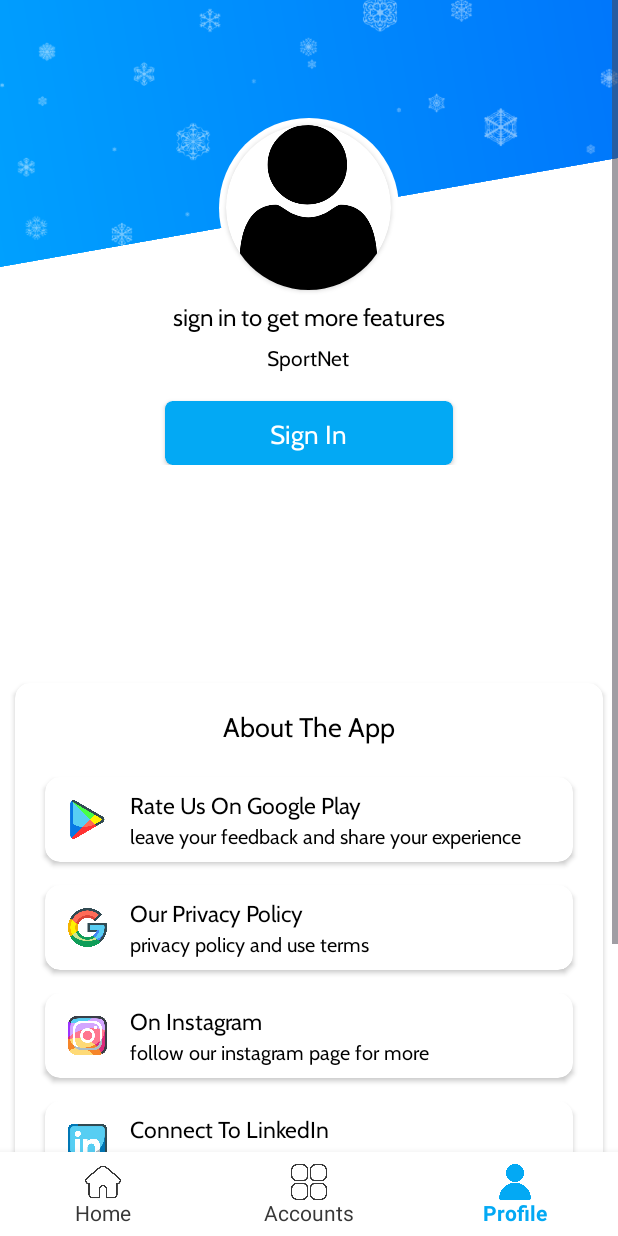
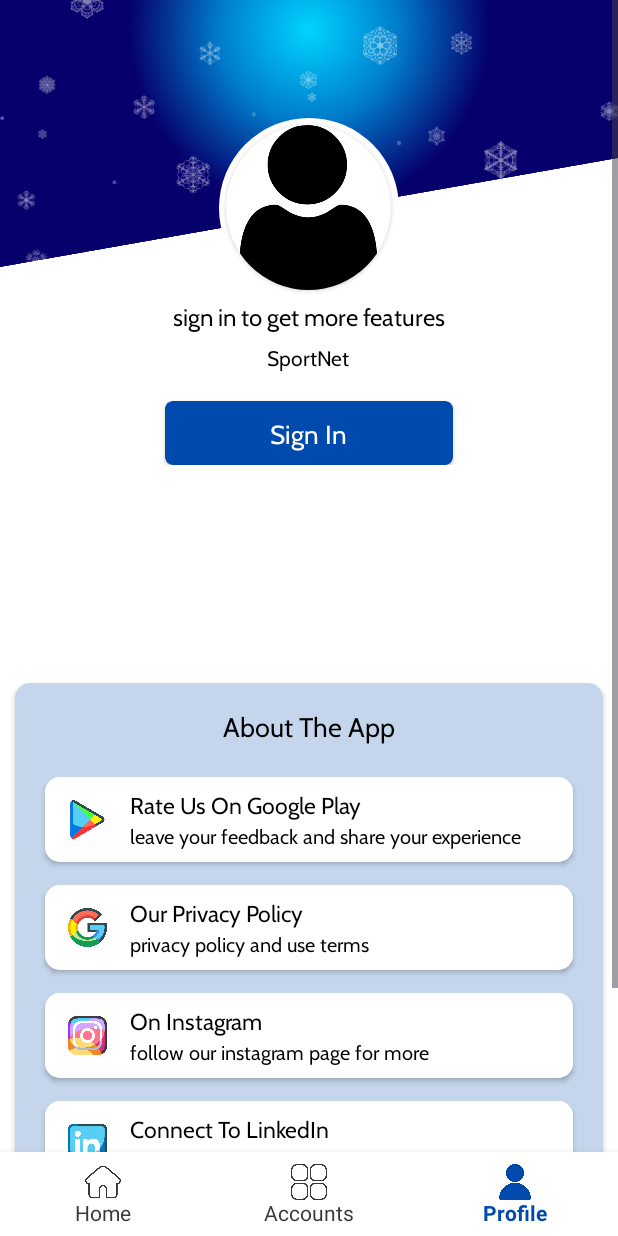
Before and after one commit to khaouitiabdelhakim/SportNet, an Android app: the screen it shows after launch (MainActivity), item 3 of the bottom bar chosen, on a phone screen of 412 x 824 dp. Run offline under Robolectric (Android 15) with nearby library versions, the phone set to English and light mode, and no system bars; our stand-ins replace Firebase (no records; nobody signed in at launch, a user with empty details on screens opened directly); pictures from the network do not load.

Commit message:
Change ColorIssue

```diff
--- a/app/src/main/res/drawable/blue_gradient.xml
+++ b/app/src/main/res/drawable/blue_gradient.xml
@@ -5,7 +5,13 @@
     <corners
         android:radius="12dp"/>
 
-    <gradient android:endColor="#2196F3"
-        android:startColor="#00F7FF"/>
-
+    <gradient
+        android:type="radial"
+        android:centerX="50%"
+        android:centerY="50%"
+        android:gradientRadius="50%"
+        android:startColor="#00D4FF"
+        android:centerColor="#007CCB"
+        android:endColor="#06006D"
+        android:angle="0"/>
 </shape>
--- a/app/src/main/res/layout/activity_comments.xml
+++ b/app/src/main/res/layout/activity_comments.xml
@@ -123,7 +123,7 @@
                 android:elevation="10dp"
                 android:layout_gravity="center"
                 android:layout_width="match_parent"
-                android:backgroundTint="#00BCD4"
+                android:backgroundTint="#004aad"
                 android:paddingBottom="10dp"
                 app:cardCornerRadius="5dp"
                 android:layout_marginHorizontal="100dp"
--- a/app/src/main/res/layout/activity_post.xml
+++ b/app/src/main/res/layout/activity_post.xml
@@ -161,6 +161,7 @@
                     android:layout_marginHorizontal="10dp"
                     android:layout_marginTop="5dp"
                     android:layout_width="0dp"
+                    android:backgroundTint="@color/white"
                     android:layout_height="wrap_content">
 
                     <LinearLayout
@@ -223,6 +224,7 @@
                     android:layout_marginHorizontal="10dp"
                     android:layout_marginTop="5dp"
                     android:layout_width="0dp"
+                    android:backgroundTint="@color/white"
                     android:layout_height="wrap_content">
 
                     <LinearLayout
@@ -288,7 +290,7 @@
                 android:elevation="10dp"
                 android:layout_gravity="center"
                 android:layout_width="match_parent"
-                android:backgroundTint="@color/primary"
+                android:backgroundTint="#004aad"
                 android:paddingBottom="10dp"
                 app:cardCornerRadius="5dp"
                 android:layout_marginHorizontal="100dp"
--- a/app/src/main/res/layout/fragment_profile.xml
+++ b/app/src/main/res/layout/fragment_profile.xml
@@ -26,134 +26,131 @@
                 <FrameLayout
                     android:layout_gravity="center"
                     android:rotation="-10"
-                    android:background="@drawable/purple_gradient"
+                    android:background="@drawable/blue_gradient"
                     android:layout_width="800dp"
                     android:layout_marginBottom="200dp"
                     android:layout_height="240dp"/>
 
 
                 <ImageView
+                    android:layout_width="match_parent"
+                    android:layout_height="243dp"
                     android:alpha="0.5"
                     android:scaleType="centerCrop"
                     android:src="@drawable/snow"
-                    app:tint="@color/white"
-                    android:layout_width="match_parent"
-                    android:layout_height="200dp"
-                    />
+                    app:tint="@color/white" />
 
                 <LinearLayout
-                    android:layout_marginBottom="25dp"
-                    android:layout_gravity="center"
-                    android:gravity="center"
                     android:layout_width="match_parent"
                     android:layout_height="wrap_content"
+                    android:layout_gravity="center"
+                    android:layout_marginBottom="25dp"
+                    android:gravity="center"
                     android:orientation="vertical"
                     android:paddingHorizontal="10dp">
 
                     <FrameLayout
                         android:layout_width="120dp"
-                        android:backgroundTint="@color/white"
+                        android:layout_height="120dp"
                         android:background="@drawable/corners_rounded"
-                        android:layout_height="120dp">
+                        android:backgroundTint="@color/white">
 
                         <androidx.cardview.widget.CardView
-                            android:elevation="0dp"
-                            app:cardCornerRadius="200dp"
+                            android:layout_width="110dp"
+                            android:layout_height="110dp"
                             android:layout_gravity="center"
                             android:layout_margin="10dp"
-                            android:layout_width="110dp"
+                            android:background="@drawable/corners_rounded"
                             android:backgroundTint="@color/white"
-                            android:background="@drawable/corners_rounded"
-                            android:layout_height="110dp">
+                            android:elevation="0dp"
+                            app:cardCornerRadius="200dp">
 
                             <ImageView
-                                android:src="@drawable/rounded_profile"
                                 android:id="@+id/profile"
-                                android:layout_gravity="center"
                                 android:layout_width="match_parent"
                                 android:layout_height="match_parent"
-                                />
+                                android:layout_gravity="center"
+                                android:src="@drawable/rounded_profile" />
 
                         </androidx.cardview.widget.CardView>
 
                     </FrameLayout>
+
                     <TextView
-                        android:singleLine="true"
-                        android:maxLines="1"
                         android:id="@+id/email"
                         android:layout_width="wrap_content"
                         android:layout_height="wrap_content"
+                        android:maxLines="1"
+                        android:singleLine="true"
                         android:text="undefined@gmail.com"
                         android:textColor="@color/black"
-                        android:textSize="16sp"/>
+                        android:textSize="16sp" />
 
                     <TextView
-                        android:maxLines="1"
-                        android:layout_marginVertical="5dp"
                         android:layout_width="wrap_content"
                         android:layout_height="match_parent"
+                        android:layout_marginVertical="5dp"
+                        android:lineSpacingExtra="3dp"
+                        android:maxLines="1"
                         android:text="SportNet"
                         android:textColor="@color/black"
-                        android:lineSpacingExtra="3dp"
-                        android:textSize="14sp"/>
+                        android:textSize="14sp" />
 
 
                     <androidx.cardview.widget.CardView
                         android:id="@+id/signOut"
+                        android:layout_width="match_parent"
+                        android:layout_height="wrap_content"
+                        android:layout_gravity="center"
+                        android:layout_marginHorizontal="100dp"
                         android:layout_marginTop="13dp"
+                        android:backgroundTint="#004aad"
                         android:elevation="10dp"
-                        android:layout_gravity="center"
-                        android:layout_width="match_parent"
-                        android:backgroundTint="@color/primary"
                         android:paddingBottom="10dp"
-                        app:cardCornerRadius="5dp"
-                        android:layout_marginHorizontal="100dp"
-                        android:layout_height="wrap_content">
+                        app:cardCornerRadius="5dp">
 
 
                         <FrameLayout
-                            android:paddingVertical="1dp"
-                            android:gravity="center"
                             android:layout_width="match_parent"
                             android:layout_height="wrap_content"
-                            android:orientation="vertical">
+                            android:gravity="center"
+                            android:orientation="vertical"
+                            android:paddingVertical="1dp">
 
                             <LinearLayout
                                 android:id="@+id/signOutText"
-                                android:paddingVertical="2dp"
-                                android:paddingHorizontal="10dp"
-                                android:gravity="center"
                                 android:layout_width="match_parent"
                                 android:layout_height="wrap_content"
-                                android:orientation="horizontal">
+                                android:gravity="center"
+                                android:orientation="horizontal"
+                                android:paddingHorizontal="10dp"
+                                android:paddingVertical="2dp">
 
                                 <TextView
                                     android:id="@+id/authenticationType"
+                                    android:layout_width="wrap_content"
+                                    android:layout_height="match_parent"
                                     android:layout_gravity="center"
                                     android:layout_margin="5dp"
-                                    android:layout_width="wrap_content"
-                                    android:layout_height="match_parent"
+                                    android:lineSpacingExtra="3dp"
                                     android:text="Sign Out"
                                     android:textColor="@color/white"
-                                    android:lineSpacingExtra="3dp"
-                                    android:textSize="17sp"/>
+                                    android:textSize="17sp" />
 
                             </LinearLayout>
 
                             <ProgressBar
+                                android:id="@+id/signOutProgress"
+                                android:layout_width="20dp"
+                                android:layout_height="20dp"
+                                android:layout_gravity="center"
                                 android:clickable="false"
                                 android:focusable="false"
-                                android:visibility="invisible"
                                 android:indeterminateTint="@color/white"
                                 android:progress="10"
-                                android:id="@+id/signOutProgress"
-                                android:layout_gravity="center"
-                                android:layout_width="20dp"
-                                android:layout_height="20dp"/>
+                                android:visibility="invisible" />
 
                         </FrameLayout>
-
-
 
 
                     </androidx.cardview.widget.CardView>
@@ -176,7 +173,8 @@
                     android:gravity="center"
                     android:orientation="vertical"
                     android:layout_width="match_parent"
-                    android:layout_height="wrap_content">
+                    android:layout_height="wrap_content"
+                    android:background="#c5d6ec">
 
                     <TextView
                         android:maxLines="1"
@@ -205,7 +203,8 @@
                             android:gravity="center"
                             android:orientation="horizontal"
                             android:layout_width="match_parent"
-                            android:layout_height="wrap_content">
+                            android:layout_height="wrap_content"
+                            android:background="@color/white">
 
                             <ImageView
                                 android:layout_margin="15dp"
@@ -269,7 +268,8 @@
                             android:gravity="center"
                             android:orientation="horizontal"
                             android:layout_width="match_parent"
-                            android:layout_height="wrap_content">
+                            android:layout_height="wrap_content"
+                            android:background="@color/white">
 
                             <ImageView
                                 android:layout_margin="15dp"
@@ -334,7 +334,8 @@
                             android:gravity="center"
                             android:orientation="horizontal"
                             android:layout_width="match_parent"
-                            android:layout_height="wrap_content">
+                            android:layout_height="wrap_content"
+                            android:background="@color/white">
 
                             <ImageView
                                 android:layout_margin="15dp"
@@ -399,7 +400,8 @@
                             android:gravity="center"
                             android:orientation="horizontal"
                             android:layout_width="match_parent"
-                            android:layout_height="wrap_content">
+                            android:layout_height="wrap_content"
+                            android:background="@color/white">
 
                             <ImageView
                                 android:layout_margin="15dp"
@@ -458,15 +460,6 @@
                 android:layout_height="100dp"
                 android:layout_gravity="center"
                 android:src="@drawable/logo_splash"/>
-            <TextView
-                android:textAlignment="center"
-                android:layout_marginVertical="15dp"
-                android:layout_width="match_parent"
-                android:layout_height="wrap_content"
-                android:text="© 2024 SportNet - All rights reserved"
-                android:textColor="#272727"
-                android:lineSpacingExtra="3dp"
-                android:textSize="12sp"/>
 
         </LinearLayout>
 
--- a/app/src/main/res/values/colors.xml
+++ b/app/src/main/res/values/colors.xml
@@ -4,6 +4,6 @@
     <color name="white">#FFFFFFFF</color>
 
     // our main colors template
-    <color name="primary">#03A9F4</color>
+    <color name="primary">#004aad</color>
     <color name="gray">#373737</color>
 </resources>
```
Also changed, not shown: app/src/main/res/layout/activity_edit_post.xml (+13 -14 lines), app/src/main/res/layout/activity_profile.xml (+1 -7 lines), app/src/main/res/layout/activity_sign_in.xml (+4 -4 lines), app/src/main/res/layout/activity_sign_up.xml (+22 -20 lines), app/src/main/res/layout/activity_starter.xml (+6 -6 lines), app/src/main/res/layout/fragment_accounts.xml (+23 -20 lines), app/src/main/res/layout/fragment_home.xml (+21 -19 lines), 1 other file.
